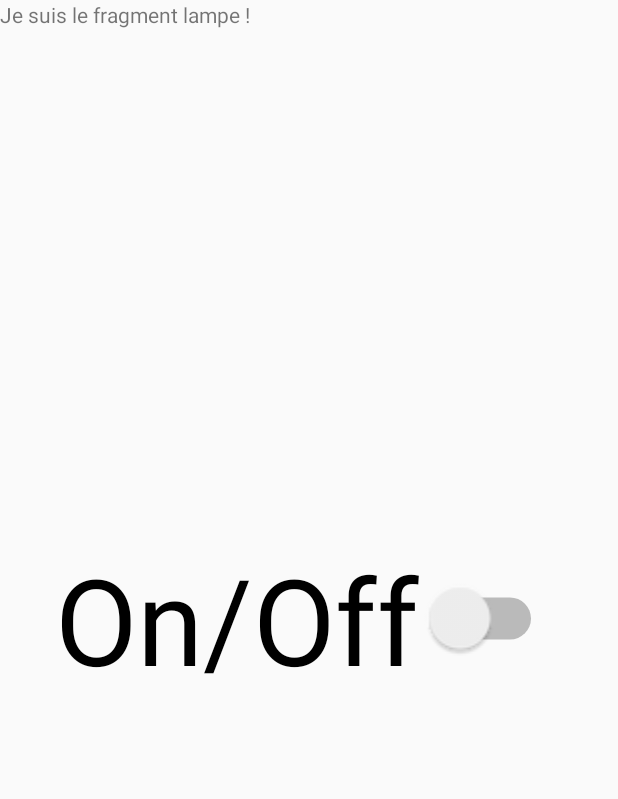
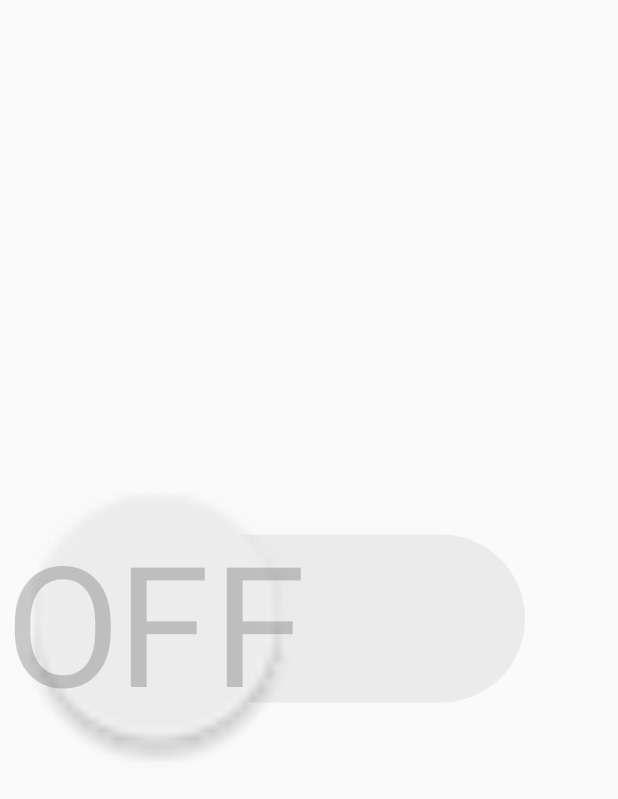
Before and after one commit to Guizboule/BoiteAOutils, an Android app: the layout fragment_lampe.xml on its own in the app's theme, with its tools: preview values and no code run, on a phone screen of 412 x 824 dp. Shown: the top 799 px of the screen. Run offline under Robolectric (Android 15) with nearby library versions, the phone set to English and light mode, and no system bars.

Commit message:
Modification graphique de la lampe
Couleur ON
Taille du switch

```diff
--- a/app/src/main/java/com/example/boiteaoutils/ui/lampe/fragment_lampe.java
+++ b/app/src/main/java/com/example/boiteaoutils/ui/lampe/fragment_lampe.java
@@ -8,7 +8,6 @@ import android.hardware.camera2.CameraManager;
 import android.os.Bundle;
 
 import androidx.fragment.app.Fragment;
-
 import android.util.Log;
 import android.view.LayoutInflater;
 import android.view.View;
@@ -16,6 +15,8 @@ import android.view.ViewGroup;
 import android.widget.CompoundButton;
 import android.widget.Switch;
 import android.widget.Toast;
+
+import androidx.fragment.app.Fragment;
 
 import com.example.boiteaoutils.R;
 
@@ -37,9 +38,6 @@ public class fragment_lampe extends Fragment {
     @Override
     public View onCreateView(LayoutInflater inflater, ViewGroup container,
                              Bundle savedInstanceState) {
-
-
-
         View view = inflater.inflate(R.layout.fragment_lampe, container, false);
 
         sw = (Switch) view.findViewById(R.id.switchLampe);
@@ -49,7 +47,7 @@ public class fragment_lampe extends Fragment {
             public void onCheckedChanged(CompoundButton buttonView, boolean isChecked) {
 
                 Log.d("Hello" ," light = " + getContext().getPackageManager().hasSystemFeature(PackageManager.FEATURE_CAMERA_FLASH));
-                Log.d("Hello" ," switch = " + isChecked);
+
                 if (isFlashOn == false){
                     on();
                 }else{
--- a/app/src/main/res/layout/fragment_lampe.xml
+++ b/app/src/main/res/layout/fragment_lampe.xml
@@ -6,26 +6,21 @@
     android:layout_height="match_parent"
     tools:context=".ui.lampe.fragment_lampe">
 
-    <TextView
-        android:id="@+id/textView3"
-        android:layout_width="match_parent"
-        android:layout_height="match_parent"
-        android:text="@string/fragment_lampe"
-        android:visibility="visible"
-        app:layout_constraintEnd_toEndOf="parent"
-        app:layout_constraintTop_toTopOf="parent" />
-
     <Switch
         android:id="@+id/switchLampe"
         android:layout_width="wrap_content"
         android:layout_height="wrap_content"
-        android:text="@string/on_off"
-        android:textSize="40dp"
-        android:scaleX="2"
-        android:scaleY="2"
+        android:checked="false"
+        android:scaleX="8"
+        android:scaleY="8"
+        android:showText="true"
+        android:textOff="@string/off"
+        android:textOn="@string/on"
+        android:theme="@style/SCBSwitch"
         app:layout_constraintBottom_toBottomOf="parent"
-        app:layout_constraintEnd_toEndOf="@+id/textView3"
+        app:layout_constraintEnd_toEndOf="parent"
         app:layout_constraintStart_toStartOf="parent"
-        app:layout_constraintTop_toTopOf="@+id/textView3" />
+        app:layout_constraintTop_toTopOf="parent"
+        tools:checked="false" />
 
 </androidx.constraintlayout.widget.ConstraintLayout>
--- a/app/src/main/res/values/colors.xml
+++ b/app/src/main/res/values/colors.xml
@@ -3,4 +3,8 @@
     <color name="colorPrimary">#008577</color>
     <color name="colorPrimaryDark">#00574B</color>
     <color name="colorAccent">#D81B60</color>
+
+    <color name="disable_foreground_grey">#42221f1f</color>
+    <color name="disable_thumb_grey">#d4d4d4</color>
+    <color name="enable_thumb_green">#32a852</color>
 </resources>
--- a/app/src/main/res/values/strings.xml
+++ b/app/src/main/res/values/strings.xml
@@ -30,4 +30,6 @@
     <string name="fragment_lampe">Je suis le fragment lampe !</string>
     <string name="menu_lampe">Lampe</string>
     <string name="on_off">On/Off</string>
+    <string name="off">Off</string>
+    <string name="on">On</string>
 </resources>
--- a/app/src/main/res/values/styles.xml
+++ b/app/src/main/res/values/styles.xml
@@ -17,4 +17,15 @@
 
     <style name="AppTheme.PopupOverlay" parent="ThemeOverlay.AppCompat.Light" />
 
+    <style name="SCBSwitch" parent="Theme.AppCompat.Light">
+        <!-- active thumb & track color (30% transparency) -->
+        <item name="colorControlActivated">@color/enable_thumb_green</item>
+
+        <!-- inactive thumb color -->
+        <item name="colorSwitchThumbNormal">@color/disable_thumb_grey</item>
+
+        <!-- inactive track color (30% transparency) -->
+        <item name="android:colorForeground">@color/disable_foreground_grey</item>
+    </style>
+
 </resources>
```
